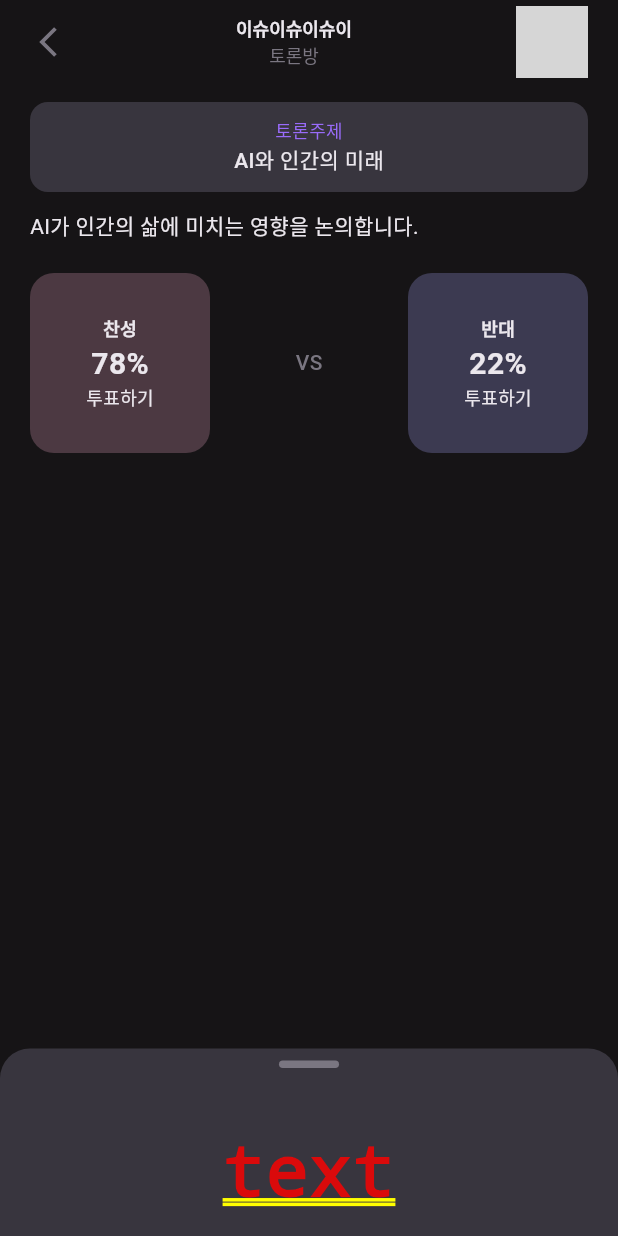
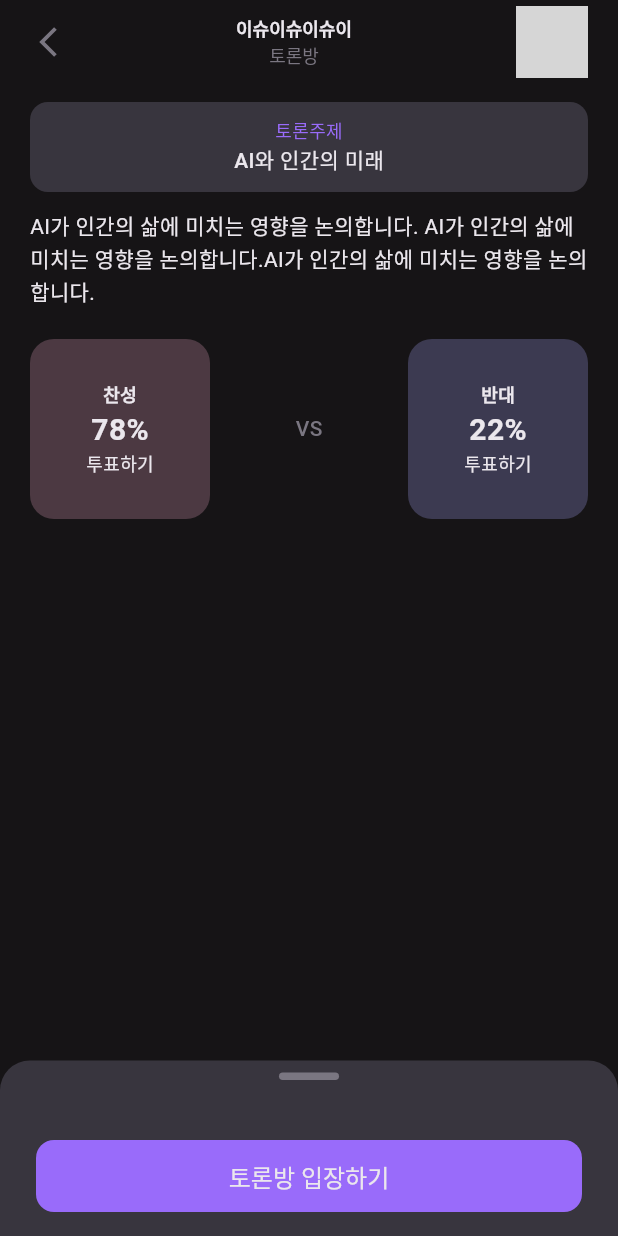
Before and after one commit to Debate-Season/DebateSeason_Frontend_V1, a Flutter app: the screen it shows after launch, on a phone screen of 412 x 824 dp. Run offline on Flutter 3.47's test engine with Material 3 defaults, Android fonts, the phone set to English and light mode, and no system bars; our stand-ins replace firebase_core, flutter_dotenv, flutter_secure_storage, flutter_svg, get, logger and 1 more; missing offline and left inert: kakao_flutter_sdk_user, stomp_dart_client; accounts and stored records are empty; Roboto replaces fonts that are missing (Pretendard); grey boxes are pictures that could not be loaded.

Commit message:
feat #38 토론방 입장하기 버튼 생성

```diff
--- a/lib/features/chat/presentation/view/debate_room_screen.dart
+++ b/lib/features/chat/presentation/view/debate_room_screen.dart
@@ -1,6 +1,8 @@
 import 'package:debateseason_frontend_v1/core/constants/dimensions.dart';
 import 'package:debateseason_frontend_v1/core/constants/gaps.dart';
 import 'package:debateseason_frontend_v1/features/chat/presentation/view_model/debate_room_view_model.dart';
+import 'package:debateseason_frontend_v1/widgets/de_button.dart';
+import 'package:debateseason_frontend_v1/widgets/de_gesture_detector.dart';
 import 'package:debateseason_frontend_v1/widgets/de_scaffold.dart';
 import 'package:debateseason_frontend_v1/widgets/de_text.dart';
 import 'package:flutter/material.dart';
@@ -141,7 +143,15 @@ class DebateRoomScreen extends GetView<DebateRoomViewModel> {
   //
     return ChatBottomSheet(
   //       widget: ChatRoomScreen(),
-      widget: Text('text'),
+      //widget: DeText('토론방 입장하기', style: body16M.copyWith(color: brandColor),),
+      widget: DeGestureDetector(
+        onTap: (){ Get.toNamed('/chat');},
+        child: DefaultTextStyle(
+            style: body16M,
+            child: DeButton(
+                '토론방 입장하기',
+                enable: true)),
+      ),
     );
   }
 }
--- a/lib/main.dart
+++ b/lib/main.dart
@@ -43,7 +43,7 @@ class MyApp extends StatelessWidget {
   Widget build(BuildContext context) {
     return GetMaterialApp(
       debugShowCheckedModeBanner: false,
-      initialRoute: GetRouterName.chat, // 추후 자동로그인 로직 필요.
+      initialRoute: GetRouterName.debate, // 추후 자동로그인 로직 필요.
       getPages: GetRouter.getPages,
     );
   }
```
